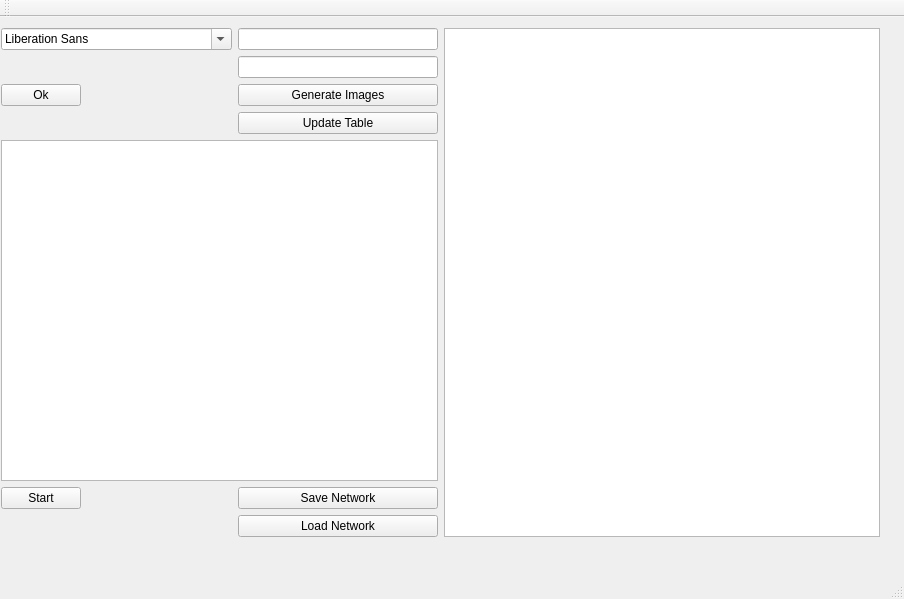
Above: interface/mainwindow.ui from yetione/neuro before the change. Below: the same form after it.
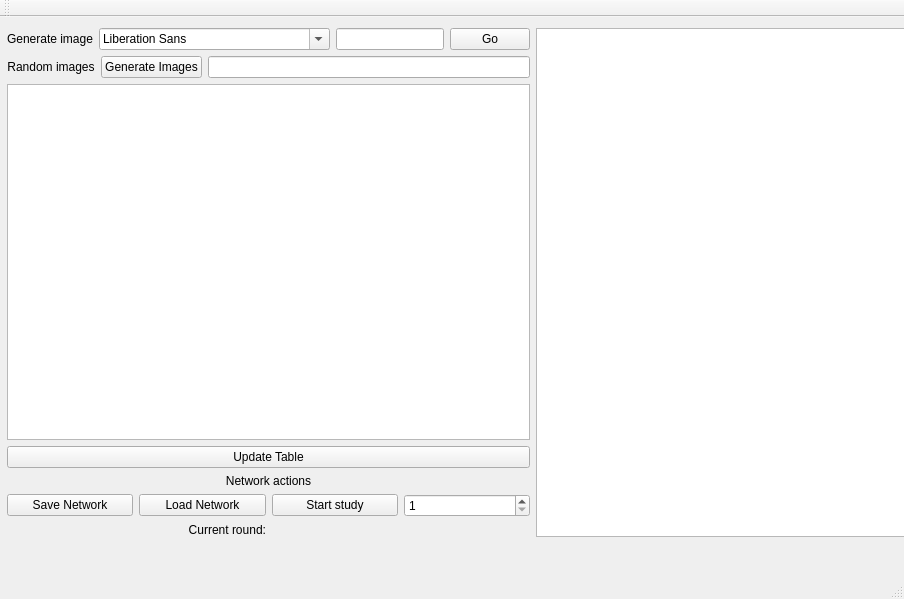
That is the form after the change.

The edit to the form file:
```diff
--- a/interface/mainwindow.ui
+++ b/interface/mainwindow.ui
@@ -19,70 +19,143 @@
      <rect>
       <x>-10</x>
       <y>0</y>
-      <width>901</width>
+      <width>946</width>
       <height>531</height>
      </rect>
     </property>
     <layout class="QHBoxLayout" name="horizontalLayout">
      <item>
       <layout class="QFormLayout" name="formLayout">
-       <item row="0" column="0">
-        <widget class="QFontComboBox" name="fontComboBox"/>
-       </item>
        <item row="0" column="1">
-        <widget class="QLineEdit" name="lineEdit"/>
+        <layout class="QHBoxLayout" name="horizontalLayout_3">
+         <item>
+          <widget class="QLabel" name="label">
+           <property name="text">
+            <string>Generate image</string>
+           </property>
+           <property name="alignment">
+            <set>Qt::AlignCenter</set>
+           </property>
+          </widget>
+         </item>
+         <item>
+          <widget class="QFontComboBox" name="fontComboBox"/>
+         </item>
+         <item>
+          <widget class="QLineEdit" name="lineEdit"/>
+         </item>
+         <item>
+          <widget class="QPushButton" name="pushButton">
+           <property name="text">
+            <string>Go</string>
+           </property>
+          </widget>
+         </item>
+        </layout>
        </item>
-       <item row="3" column="0">
-        <widget class="QPushButton" name="pushButton">
-         <property name="text">
-          <string>Ok</string>
-         </property>
-        </widget>
+       <item row="1" column="1">
+        <layout class="QHBoxLayout" name="horizontalLayout_2">
+         <item>
+          <widget class="QLabel" name="label_2">
+           <property name="text">
+            <string>Random images</string>
+           </property>
+           <property name="alignment">
+            <set>Qt::AlignCenter</set>
+           </property>
+          </widget>
+         </item>
+         <item>
+          <widget class="QPushButton" name="pushButton_2">
+           <property name="text">
+            <string>Generate Images</string>
+           </property>
+          </widget>
+         </item>
+         <item>
+          <widget class="QLineEdit" name="lineEdit_2">
+           <property name="toolTip">
+            <string>Random Images Count</string>
+           </property>
+          </widget>
+         </item>
+        </layout>
+       </item>
+       <item row="2" column="1">
+        <widget class="QTableWidget" name="tableWidget"/>
        </item>
        <item row="3" column="1">
-        <widget class="QPushButton" name="pushButton_2">
-         <property name="text">
-          <string>Generate Images</string>
-         </property>
-        </widget>
-       </item>
-       <item row="5" column="1">
         <widget class="QPushButton" name="pushButton_3">
          <property name="text">
           <string>Update Table</string>
          </property>
         </widget>
        </item>
-       <item row="6" column="0" colspan="2">
-        <widget class="QTableWidget" name="tableWidget"/>
-       </item>
-       <item row="7" column="0">
-        <widget class="QPushButton" name="pushButton_4">
+       <item row="5" column="1">
+        <widget class="QLabel" name="label_3">
          <property name="text">
-          <string>Start</string>
+          <string>Network actions</string>
+         </property>
+         <property name="alignment">
+          <set>Qt::AlignCenter</set>
          </property>
         </widget>
        </item>
-       <item row="2" column="1">
-        <widget class="QLineEdit" name="lineEdit_2">
-         <property name="toolTip">
-          <string>Random Images COunt</string>
-         </property>
-        </widget>
+       <item row="6" column="1">
+        <layout class="QHBoxLayout" name="horizontalLayout_4">
+         <item>
+          <widget class="QPushButton" name="pushButton_5">
+           <property name="text">
+            <string>Save Network</string>
+           </property>
+          </widget>
+         </item>
+         <item>
+          <widget class="QPushButton" name="pushButton_6">
+           <property name="text">
+            <string>Load Network</string>
+           </property>
+          </widget>
+         </item>
+         <item>
+          <widget class="QPushButton" name="pushButton_4">
+           <property name="text">
+            <string>Start study</string>
+           </property>
+          </widget>
+         </item>
+         <item>
+          <widget class="QSpinBox" name="spinBox">
+           <property name="minimum">
+            <number>1</number>
+           </property>
+           <property name="maximum">
+            <number>1000</number>
+           </property>
+          </widget>
+         </item>
+        </layout>
        </item>
        <item row="7" column="1">
-        <widget class="QPushButton" name="pushButton_5">
-         <property name="text">
-          <string>Save Network</string>
-         </property>
-        </widget>
-       </item>
-       <item row="8" column="1">
-        <widget class="QPushButton" name="pushButton_6">
-         <property name="text">
-          <string>Load Network</string>
-         </property>
-        </widget>
+        <layout class="QHBoxLayout" name="horizontalLayout_5">
+         <item>
+          <widget class="QLabel" name="label_5">
+           <property name="text">
+            <string>Current round:</string>
+           </property>
+           <property name="alignment">
+            <set>Qt::AlignRight|Qt::AlignTrailing|Qt::AlignVCenter</set>
+           </property>
+          </widget>
+         </item>
+         <item>
+          <widget class="QLabel" name="label_4">
+           <property name="text">
+            <string/>
+           </property>
+          </widget>
+         </item>
+        </layout>
        </item>
       </layout>
      </item>
```
